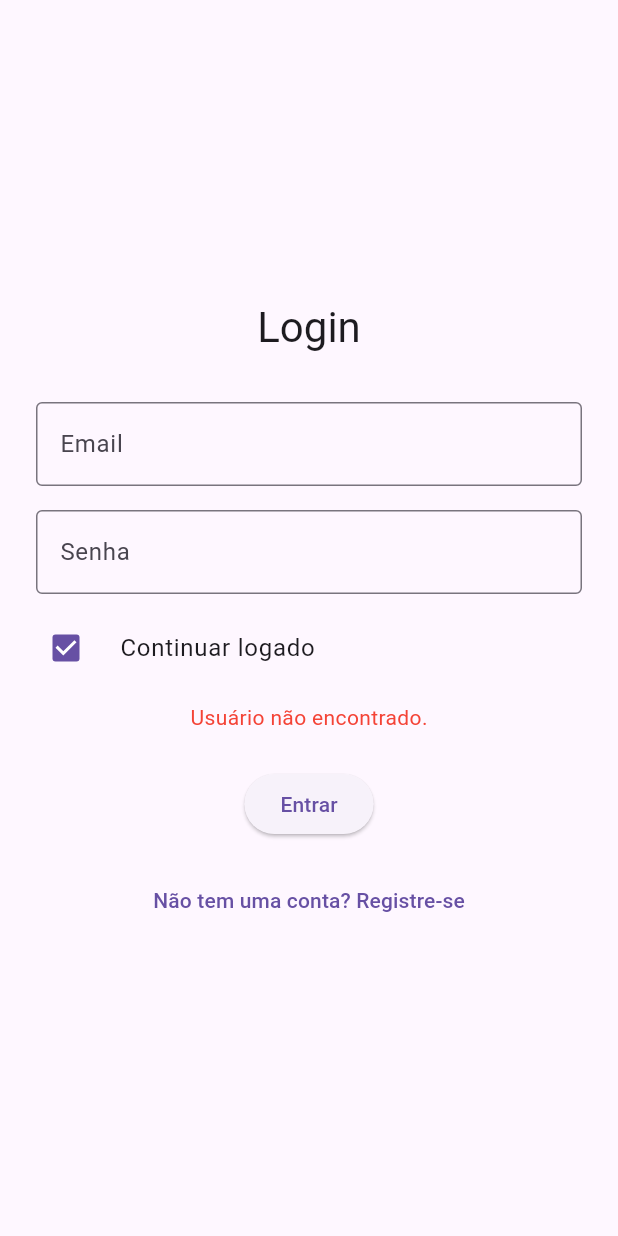
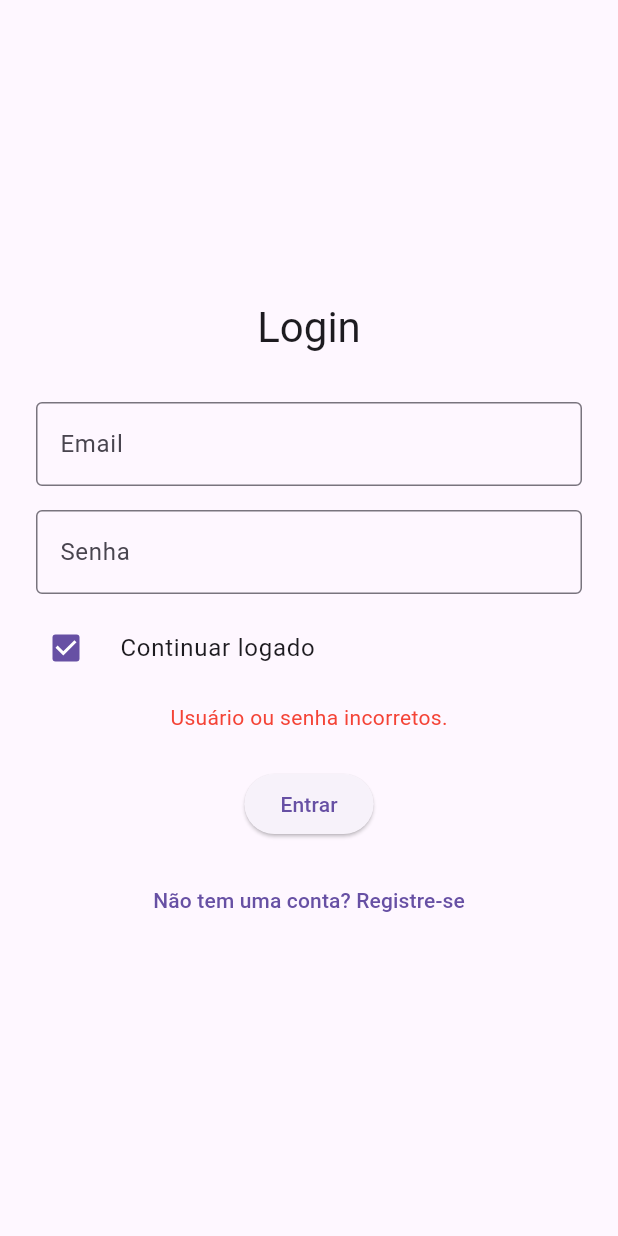
Before and after one commit to DiegoTaborda/Flutter_Mobile, a Flutter app: the screen it shows after launch, after a tap on "Entrar", on a phone screen of 412 x 824 dp. Run offline on Flutter 3.47's test engine with Material 3 defaults, Android fonts, the light colour scheme and no system bars; our stand-ins replace shared_preferences, sqflite; missing offline and left inert: graphview; accounts and stored records are empty.

Commit message:
uns trem ae

```diff
--- a/lib/activity_list_page.dart
+++ b/lib/activity_list_page.dart
@@ -62,11 +62,10 @@ class ActivityListPage extends StatelessWidget {
     return Card(
       color: ideia.isCompleta ? Colors.grey.shade200 : null,
       child: ListTile(
-        onTap: () => onEdit(ideia), // Chama a função de editar
+        onTap: () => onEdit(ideia),
         leading: Checkbox(
           value: ideia.isCompleta,
           onChanged: (bool? novoValor) {
-            // Chama a função de marcar/desmarcar
             onToggleComplete(ideia.copyWith(isCompleta: novoValor ?? false));
           },
         ),
@@ -98,7 +97,7 @@ class ActivityListPage extends StatelessWidget {
         ),
         trailing: IconButton(
           icon: const Icon(Icons.delete, color: Colors.redAccent),
-          onPressed: () => onDelete(ideia), // Chama a função de deletar
+          onPressed: () => onDelete(ideia),
         ),
       ),
     );
--- a/lib/main.dart
+++ b/lib/main.dart
@@ -1,13 +1,9 @@
-// lib/main.dart (ATUALIZADO)
-
 import 'package:flutter/material.dart';
 import 'package:provider/provider.dart';
-import 'package:redstone_notes_app/database/database_helper.dart'; // NOVO IMPORT
+import 'package:redstone_notes_app/database/database_helper.dart';
 import 'package:redstone_notes_app/providers/auth_provider.dart';
-import 'package:redstone_notes_app/screens/auth_gate_screen.dart'; // IMPORTAR O NOVO GATE
+import 'package:redstone_notes_app/screens/auth_gate_screen.dart';
 import 'package:redstone_notes_app/theme_provider.dart';
-// NOVO: Importa o repositório
-// Certifique-se que o caminho do import está correto
 import 'package:redstone_notes_app/services/auth_repository.dart';
 
 void main() {
@@ -16,43 +12,39 @@ void main() {
       providers: [
         ChangeNotifierProvider(create: (_) => ThemeProvider()), //
 
-        // ATUALIZADO: Agora injetamos o AuthRepository no AuthProvider
-        // 1. Criamos uma instância do repositório, que usa o DB.
-        // 2. Criamos o AuthProvider e passamos o repositório para ele.
         ChangeNotifierProvider(
           create: (_) => AuthProvider(
             AuthRepository(DatabaseHelper.instance),
           ),
         ),
       ],
-      child: const MyApp(), //
+      child: const MyApp(),
     ),
   );
 }
 
 class MyApp extends StatelessWidget {
-  const MyApp({super.key}); //
+  const MyApp({super.key});
 
   @override
   Widget build(BuildContext context) {
     return Consumer<ThemeProvider>( //
       builder: (context, themeProvider, child) {
         return MaterialApp(
-          title: 'Redstone Notes', //
-          debugShowCheckedModeBanner: false, //
-          themeMode: themeProvider.themeMode, //
-          theme: ThemeData( //
+          title: 'Redstone Notes',
+          debugShowCheckedModeBanner: false,
+          themeMode: themeProvider.themeMode,
+          theme: ThemeData(
             brightness: Brightness.light,
             primarySwatch: Colors.blue,
             useMaterial3: true,
           ),
-          darkTheme: ThemeData( //
+          darkTheme: ThemeData(
             brightness: Brightness.dark,
             primarySwatch: Colors.blue,
             useMaterial3: true,
           ),
-          // ATUALIZADO: A tela inicial agora é o AuthGate
-          home: const AuthGateScreen(), //
+          home: const AuthGateScreen(),
         );
       },
     );
--- a/lib/screens/login_screen.dart
+++ b/lib/screens/login_screen.dart
@@ -4,36 +4,34 @@ import 'package:redstone_notes_app/providers/auth_provider.dart';
 
 class LoginScreen extends StatefulWidget {
   final VoidCallback onTapRegister;
-  const LoginScreen({super.key, required this.onTapRegister}); //
+  const LoginScreen({super.key, required this.onTapRegister});
 
   @override
   State<LoginScreen> createState() => _LoginScreenState();
 }
 
 class _LoginScreenState extends State<LoginScreen> {
-  final _emailController = TextEditingController(); //
-  final _passwordController = TextEditingController(); //
-  String? _errorMessage; //
-  bool _isLoading = false; //
+  final _emailController = TextEditingController();
+  final _passwordController = TextEditingController();
+  String? _errorMessage;
+  bool _isLoading = false;
 
-  // NOVO: Estado para o checkbox
   bool _keepLoggedIn = true;
 
   Future<void> _login() async {
-    setState(() { _isLoading = true; _errorMessage = null; }); //
-    final authProvider = Provider.of<AuthProvider>(context, listen: false); //
+    setState(() { _isLoading = true; _errorMessage = null; });
+    final authProvider = Provider.of<AuthProvider>(context, listen: false);
 
-    // ATUALIZADO: Passa o valor do checkbox para o provider
     final error = await authProvider.login(
       _emailController.text.trim(),
       _passwordController.text.trim(),
-      _keepLoggedIn, // NOVO
+      _keepLoggedIn,
     );
 
     if (mounted) {
-      setState(() { _isLoading = false; }); //
+      setState(() { _isLoading = false; });
       if (error != null) {
-        setState(() { _errorMessage = error; }); //
+        setState(() { _errorMessage = error; });
       }
     }
   }
@@ -47,22 +45,21 @@ class _LoginScreenState extends State<LoginScreen> {
           child: Column(
             mainAxisAlignment: MainAxisAlignment.center,
             children: [
-              Text('Login', style: Theme.of(context).textTheme.headlineMedium), //
+              Text('Login', style: Theme.of(context).textTheme.headlineMedium),
               const SizedBox(height: 32),
               TextField(
                 controller: _emailController,
-                decoration: const InputDecoration(labelText: 'Email', border: OutlineInputBorder()), //
-                keyboardType: TextInputType.emailAddress, //
+                decoration: const InputDecoration(labelText: 'Email', border: OutlineInputBorder()),
+                keyboardType: TextInputType.emailAddress,
               ),
               const SizedBox(height: 16),
               TextField(
                 controller: _passwordController,
-                decoration: const InputDecoration(labelText: 'Senha', border: OutlineInputBorder()), //
-                obscureText: true, //
+                decoration: const InputDecoration(labelText: 'Senha', border: OutlineInputBorder()),
+                obscureText: true,
               ),
               const SizedBox(height: 8),
 
-              // NOVO: Checkbox para "Continuar Logado"
               CheckboxListTile(
                 title: const Text('Continuar logado'),
                 value: _keepLoggedIn,
@@ -71,29 +68,29 @@ class _LoginScreenState extends State<LoginScreen> {
                     _keepLoggedIn = newValue ?? true;
                   });
                 },
-                controlAffinity: ListTileControlAffinity.leading, // Checkbox na esquerda
+                controlAffinity: ListTileControlAffinity.leading,
                 contentPadding: EdgeInsets.zero,
               ),
 
               if (_errorMessage != null)
                 Padding(
-                  padding: const EdgeInsets.only(top: 8.0), // Ajustado
-                  child: Text(_errorMessage!, style: const TextStyle(color: Colors.red)), //
+                  padding: const EdgeInsets.only(top: 8.0),
+                  child: Text(_errorMessage!, style: const TextStyle(color: Colors.red)),
                 ),
-              const SizedBox(height: 24), // Ajustado
+              const SizedBox(height: 24),
 
               if (_isLoading)
-                const CircularProgressIndicator() //
+                const CircularProgressIndicator()
               else
                 ElevatedButton(
                   onPressed: _login,
-                  child: const Text('Entrar'), //
+                  child: const Text('Entrar'),
                 ),
               const SizedBox(height: 16),
 
               TextButton(
                 onPressed: widget.onTapRegister,
-                child: const Text('Não tem uma conta? Registre-se'), //
+                child: const Text('Não tem uma conta? Registre-se'),
               )
             ],
           ),
--- a/lib/screens/profile_screen.dart
+++ b/lib/screens/profile_screen.dart
@@ -7,7 +7,6 @@ class ProfileScreen extends StatelessWidget {
 
   @override
   Widget build(BuildContext context) {
-    // Pega o usuário logado (sem 'listen' pois não esperamos que mude aqui)
     final user = context.read<AuthProvider>().currentUser;
 
     return Scaffold(
--- a/lib/screens/register_screen.dart
+++ b/lib/screens/register_screen.dart
@@ -1,5 +1,3 @@
-// lib/screens/register_screen.dart
-
 import 'package:flutter/material.dart';
 import 'package:flutter/services.dart';
 import 'package:provider/provider.dart';
@@ -26,7 +24,7 @@ class _RegisterScreenState extends State<RegisterScreen> {
 
   Future<void> _register() async {
     if (!(_formKey.currentState?.validate() ?? false)) {
-      return; // Falha na validação do formulário
+      return;
     }
 
     setState(() { _isLoading = true; _errorMessage = null; });
--- a/lib/screens/settings_screen.dart
+++ b/lib/screens/settings_screen.dart
@@ -1,4 +1,3 @@
-// lib/screens/settings_screen.dart
 import 'package:flutter/material.dart';
 
 class SettingsScreen extends StatelessWidget {
--- a/lib/services/auth_repository.dart
+++ b/lib/services/auth_repository.dart
@@ -1,5 +1,3 @@
-// lib/services/auth_repository.dart (NOVO ARQUIVO)
-
 import 'dart:convert';
 import 'package:crypto/crypto.dart';
 import 'package:redstone_notes_app/database/database_helper.dart';
@@ -8,7 +6,6 @@ import 'package:uuid/uuid.dart';
 
 var uuid = const Uuid();
 
-// NOVO: Uma classe de exceção customizada para erros de auth
 class AuthException implements Exception {
   final String message;
   AuthException(this.message);
@@ -18,36 +15,32 @@ class AuthException implements Exception {
 }
 
 class AuthRepository {
-  // O Repositório depende do DatabaseHelper, mas não é um ChangeNotifier
   final DatabaseHelper _db;
   AuthRepository(this._db);
 
-  // Lógica de hash movida do AuthProvider para cá
   String _hashPassword(String password) {
-    final bytes = utf8.encode(password); //
-    final digest = sha256.convert(bytes); //
-    return digest.toString(); //
+    final bytes = utf8.encode(password);
+    final digest = sha256.convert(bytes);
+    return digest.toString();
   }
 
-  // Lógica de login movida do AuthProvider para cá
   Future<AppUser> login(String email, String password) async {
-    final userData = await _db.getUserForLogin(email); //
+    final userData = await _db.getUserForLogin(email);
 
     if (userData == null) {
-      throw AuthException("Usuário não encontrado."); //
+      throw AuthException("Usuário ou senha incorretos.");
     }
 
-    final savedHash = userData['password_hash'] as String; //
-    final inputHash = _hashPassword(password); //
+    final savedHash = userData['password_hash'] as String;
+    final inputHash = _hashPassword(password);
 
     if (savedHash == inputHash) {
-      return AppUser.fromMap(userData); //
+      return AppUser.fromMap(userData);
     } else {
-      throw AuthException("Senha incorreta."); //
+      throw AuthException("Usuário ou senha incorretos.");
     }
   }
 
-  // Lógica de registro movida do AuthProvider para cá
   Future<AppUser> register({
     required String nome,
     required String email,
@@ -55,20 +48,19 @@ class AuthRepository {
     required String password,
   }) async {
     try {
-      final id = uuid.v4(); //
-      final hash = _hashPassword(password); //
+      final id = uuid.v4();
+      final hash = _hashPassword(password);
 
-      final newUser = await _db.createUser(id, nome, email, idade, hash); //
+      final newUser = await _db.createUser(id, nome, email, idade, hash);
       return newUser;
     } catch (e) {
-      if (e.toString().contains('UNIQUE constraint failed')) { //
-        throw AuthException("Este email já está em uso."); //
+      if (e.toString().contains('UNIQUE constraint failed')) {
+        throw AuthException("Este email já está em uso.");
       }
-      throw AuthException("Ocorreu um erro ao registrar."); //
+      throw AuthException("Ocorreu um erro ao registrar.");
     }
   }
 
-  // NOVO: Método para buscar um usuário pelo ID (para a sessão)
   Future<AppUser?> getUserById(String id) async {
     return _db.getUserById(id);
   }
```
Also changed, not shown: lib/ideia_model.dart (+4 -7 lines), lib/screens/menu_screen.dart (+1 -8 lines), lib/screens/mind_map_selection_screen.dart (+1 -7 lines), lib/screens/mind_map_view_screen.dart (+2 -14 lines).
